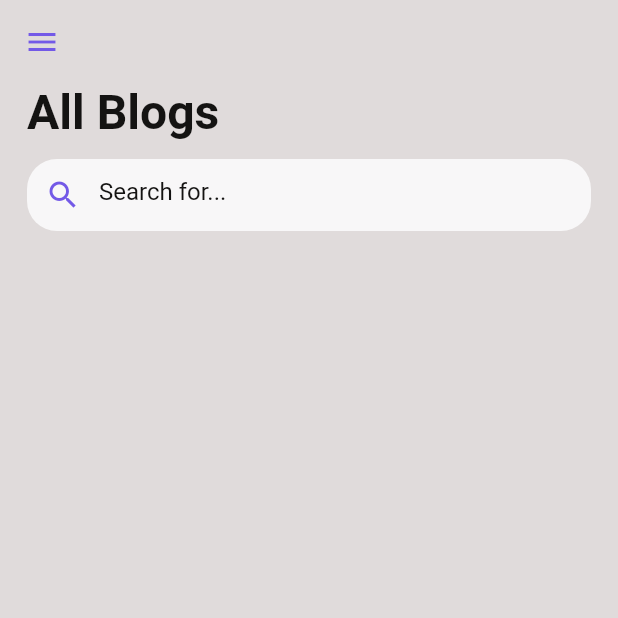
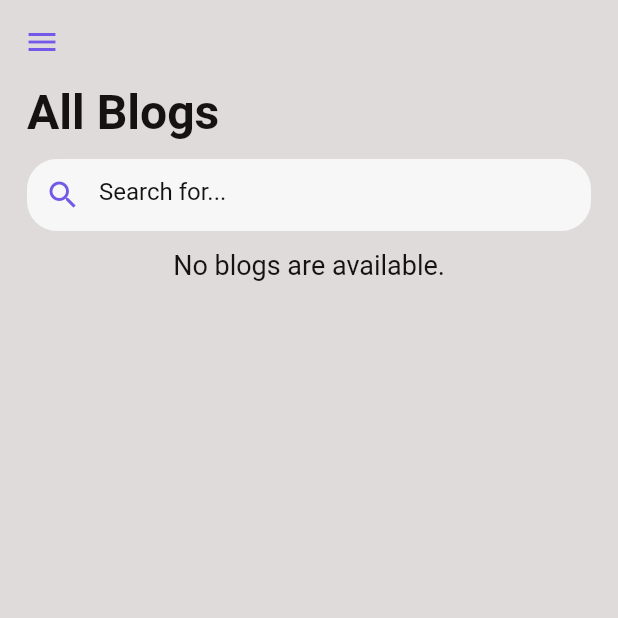
Before and after one commit to aliasar1/Blogs-App, a Flutter app: the screen it shows once a user with an empty profile is signed in, on a phone screen of 412 x 824 dp, the top half of it. Run offline on Flutter 3.47's test engine with Material 2 defaults, Android fonts, the phone set to English and light mode, and no system bars; our stand-ins replace cloud_firestore, firebase_auth, firebase_core, firebase_storage, flutter_speed_dial, flutter_svg and 3 more; accounts and stored records are empty.

Commit message:
Added All Blogs and Bookmark feature.

```diff
--- a/lib/views/home_screen.dart
+++ b/lib/views/home_screen.dart
@@ -3,9 +3,11 @@ import 'package:flutter/material.dart';
 import 'package:get/get.dart';
 
 import '../controllers/auth_controller.dart';
+import '../controllers/blog_controller.dart';
 import '../controllers/search_controller.dart' as ctrl;
 import '../utils/constants.dart';
 import '../utils/strings_manager.dart';
+import '../widgets/blog_card.dart';
 import '../widgets/custom_search.dart';
 import '../widgets/custom_text.dart';
 
@@ -21,6 +23,8 @@ class _HomeScreenState extends State<HomeScreen> {
 
   final ctrl.SearchController searchController =
       Get.put(ctrl.SearchController());
+
+  final blogController = Get.put(BlogController());
 
   @override
   void dispose() {
@@ -61,68 +65,54 @@ class _HomeScreenState extends State<HomeScreen> {
                   },
                 ),
                 const SizedBox(height: 12),
-                // Obx(
-                //   () {
-                //     if (.isLoading.value) {
-                //       return const Expanded(
-                //         child: Center(
-                //           child: CircularProgressIndicator(
-                //             color: ColorsManager.secondaryColor,
-                //           ),
-                //         ),
-                //       );
-                //     } else if (searchController.searchedProducts.isNotEmpty) {
-                //       return Expanded(
-                //         child: GridView.builder(
-                //           padding: const EdgeInsets.all(10.0),
-                //           itemCount: searchController.searchedProducts.length,
-                //           itemBuilder: (ctx, i) {
-                //             final prod = searchController.searchedProducts[i];
-                //             return ProductsCard(
-                //               prod: prod,
-                //               controller: productController,
-                //               isUserBuyer: isUserBuyer,
-                //             );
-                //           },
-                //           gridDelegate:
-                //               const SliverGridDelegateWithFixedCrossAxisCount(
-                //             crossAxisCount: 2,
-                //             crossAxisSpacing: 10,
-                //             mainAxisSpacing: 10,
-                //           ),
-                //         ),
-                //       );
-                //     } else if (productController.products.isEmpty) {
-                //       return const Column(
-                //         children: [
-                //           SizedBox(height: SizeManager.sizeXL * 3),
-                //           NoProductTemplate(),
-                //         ],
-                //       );
-                //     } else {
-                //       return Expanded(
-                //         child: GridView.builder(
-                //           padding: const EdgeInsets.all(10.0),
-                //           itemCount: productController.products.length,
-                //           itemBuilder: (ctx, i) {
-                //             final prod = productController.products[i];
-                //             return ProductsCard(
-                //               prod: prod,
-                //               controller: productController,
-                //               isUserBuyer: isUserBuyer,
-                //             );
-                //           },
-                //           gridDelegate:
-                //               const SliverGridDelegateWithFixedCrossAxisCount(
-                //             crossAxisCount: 2,
-                //             crossAxisSpacing: 10,
-                //             mainAxisSpacing: 10,
-                //           ),
-                //         ),
-                //       );
-                //     }
-                //   },
-                // ),
+                Obx(
+                  () {
+                    if (blogController.isLoading.value) {
+                      return const Expanded(
+                        child: Center(
+                          child: CircularProgressIndicator(
+                            color: Constants.secondaryColor,
+                          ),
+                        ),
+                      );
+                    } else if (searchController.searchedBlogs.isNotEmpty) {
+                      return Expanded(
+                        child: ListView.builder(
+                          padding: const EdgeInsets.all(10.0),
+                          itemCount: searchController.searchedBlogs.length,
+                          itemBuilder: (ctx, i) {
+                            final blog = searchController.searchedBlogs[i];
+                            return BlogCard(blog: blog);
+                          },
+                        ),
+                      );
+                    } else if (blogController.blogs.isEmpty) {
+                      return const Center(
+                        child: Txt(
+                          text: "No blogs are available.",
+                          textAlign: TextAlign.center,
+                          fontWeight: Constants.regular,
+                          fontSize: Constants.textFontSize,
+                          color: Constants.primaryColor,
+                        ),
+                      );
+                    } else {
+                      return Expanded(
+                        child: ListView.builder(
+                          padding: const EdgeInsets.all(10.0),
+                          itemCount: blogController.blogs.length,
+                          itemBuilder: (ctx, i) {
+                            final blog = blogController.blogs[i];
+                            return BlogCard(
+                              blog: blog,
+                              isHomePageRoute: true,
+                            );
+                          },
+                        ),
+                      );
+                    }
+                  },
+                ),
               ],
             ),
           ),
--- a/lib/widgets/custom_drawer.dart
+++ b/lib/widgets/custom_drawer.dart
@@ -1,3 +1,4 @@
+import 'package:blogs_app/views/boomark_screen.dart';
 import 'package:blogs_app/views/home_screen.dart';
 import 'package:blogs_app/views/myblogs_screen.dart';
 import 'package:flutter/material.dart';
@@ -84,7 +85,9 @@ class _CustomDrawerState extends State<CustomDrawer> {
                   buildDrawerTile(
                     "Bookmarks",
                     Icons.bookmark,
-                    () {},
+                    () {
+                      Get.offAll(BookmarkSrceen());
+                    },
                   ),
                   buildDrawerTile("Logout", Icons.logout, () {
                     buildLogoutDialog(context);
--- a/lib/widgets/custom_search.dart
+++ b/lib/widgets/custom_search.dart
@@ -30,7 +30,7 @@ class _CustomSearchWidgetState extends State<CustomSearchWidget> {
         onChanged: widget.onFieldSubmit,
         validator: widget.validator,
         autovalidateMode: AutovalidateMode.onUserInteraction,
-        style: const TextStyle(color: Constants.scaffoldBgColor),
+        style: const TextStyle(color: Constants.primaryColor),
         decoration: const InputDecoration(
           prefixIcon: Icon(
             Icons.search,
```
Also changed, not shown: lib/controllers/blog_controller.dart (+9 -9 lines), lib/views/blog_overview_screen.dart (+14 -5 lines), lib/views/boomark_screen.dart (added, +99 -0 lines), lib/views/myblogs_screen.dart (+17 -124 lines), lib/widgets/blog_card.dart (added, +109 -0 lines).
